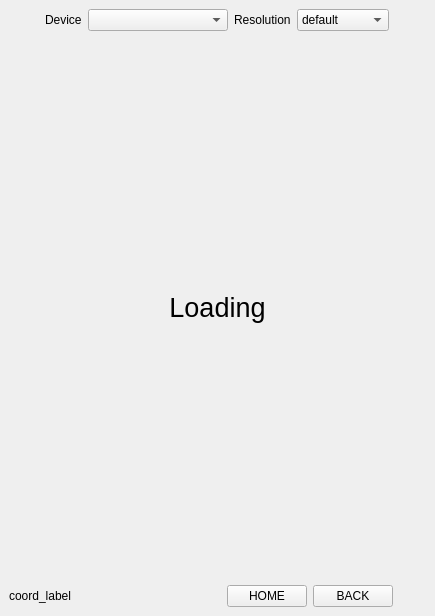
Before: the Qt Designer form scrcpy_ui/main.ui in touxiaoling/py-scrcpy-client, drawn with Qt 5.
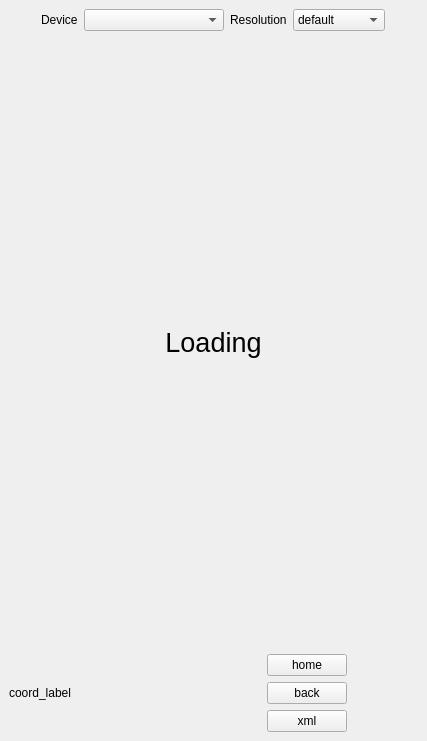
After: the same form once the commit is applied.

Commit message: add xml button

The edit to the form file:
```diff
--- a/scrcpy_ui/main.ui
+++ b/scrcpy_ui/main.ui
@@ -6,8 +6,8 @@
    <rect>
     <x>0</x>
     <y>0</y>
-    <width>435</width>
-    <height>616</height>
+    <width>427</width>
+    <height>741</height>
    </rect>
   </property>
   <property name="windowTitle">
@@ -153,7 +153,7 @@
        </layout>
       </item>
       <item>
-       <layout class="QHBoxLayout" name="horizontalLayout" stretch="0,0,0,0,0">
+       <layout class="QHBoxLayout" name="horizontalLayout" stretch="0,0,0,0">
         <property name="spacing">
          <number>6</number>
         </property>
@@ -187,18 +187,29 @@
          </spacer>
         </item>
         <item>
+         <layout class="QVBoxLayout" name="verticalLayout_3">
+          <item>
          <widget class="QPushButton" name="button_home">
           <property name="text">
-           <string>HOME</string>
+             <string>home</string>
           </property>
          </widget>
         </item>
         <item>
          <widget class="QPushButton" name="button_back">
           <property name="text">
-           <string>BACK</string>
-          </property>
-         </widget>
+             <string>back</string>
+            </property>
+           </widget>
+          </item>
+          <item>
+           <widget class="QPushButton" name="button_xml">
+            <property name="text">
+             <string>xml</string>
+            </property>
+           </widget>
+          </item>
+         </layout>
         </item>
         <item>
          <spacer name="horizontalSpacer_2">
```
Lines whose indentation alone changed are shown as unchanged. The commit also changes 6 other files.
